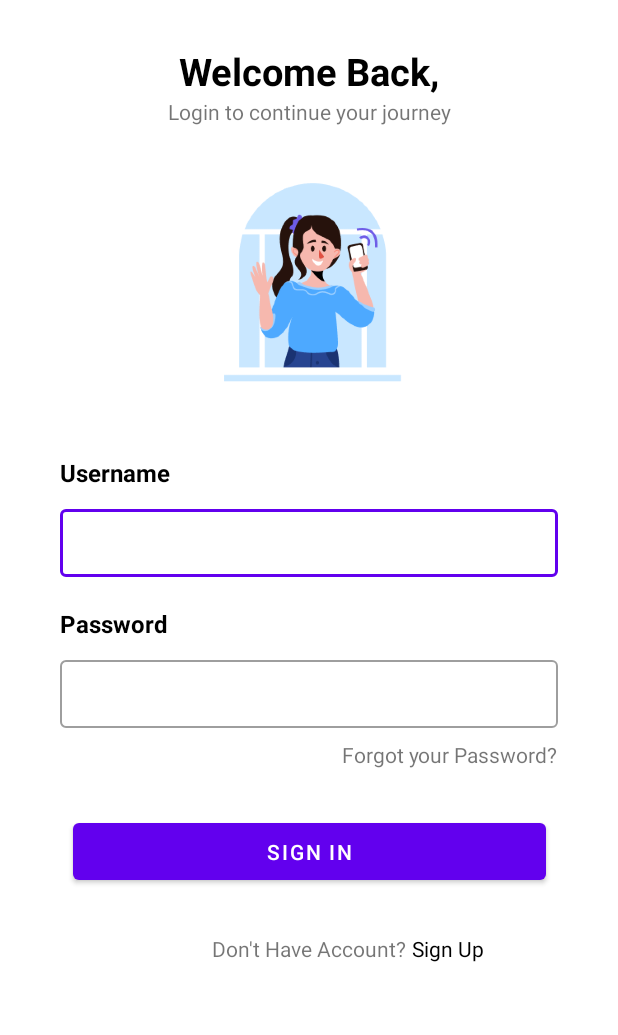
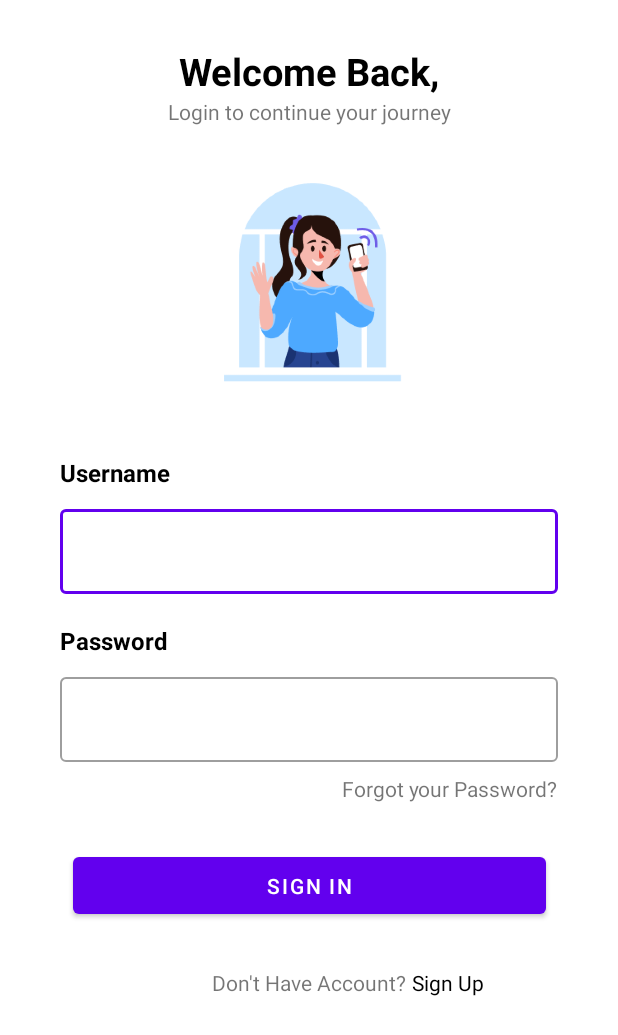
Before and after one commit to xryar/Inventaris-App, an Android app: the screen it shows after launch (LoginActivity), on a phone screen of 412 x 824 dp. Shown: the top 1035 px of the screen. Run offline under Robolectric (Android 15) with nearby library versions, the phone set to English and light mode, and no system bars; our stand-ins replace navigation-ui.

Commit message:
fix bug in login

```diff
--- a/app/src/main/res/layout/activity_login.xml
+++ b/app/src/main/res/layout/activity_login.xml
@@ -67,7 +67,7 @@
         <com.google.android.material.textfield.TextInputEditText
             android:id="@+id/NameEditText"
             android:layout_width="match_parent"
-            android:layout_height="45dp"
+            android:layout_height="wrap_content"
             android:ems="10"
             android:inputType="text"
             tools:ignore="SpeakableTextPresentCheck"/>
@@ -101,7 +101,7 @@
         <com.google.android.material.textfield.TextInputEditText
             android:id="@+id/PasswordEditText"
             android:layout_width="match_parent"
-            android:layout_height="45dp"
+            android:layout_height="wrap_content"
             android:ems="10"
             android:inputType="textPassword"
             tools:ignore="SpeakableTextPresentCheck"/>
```
